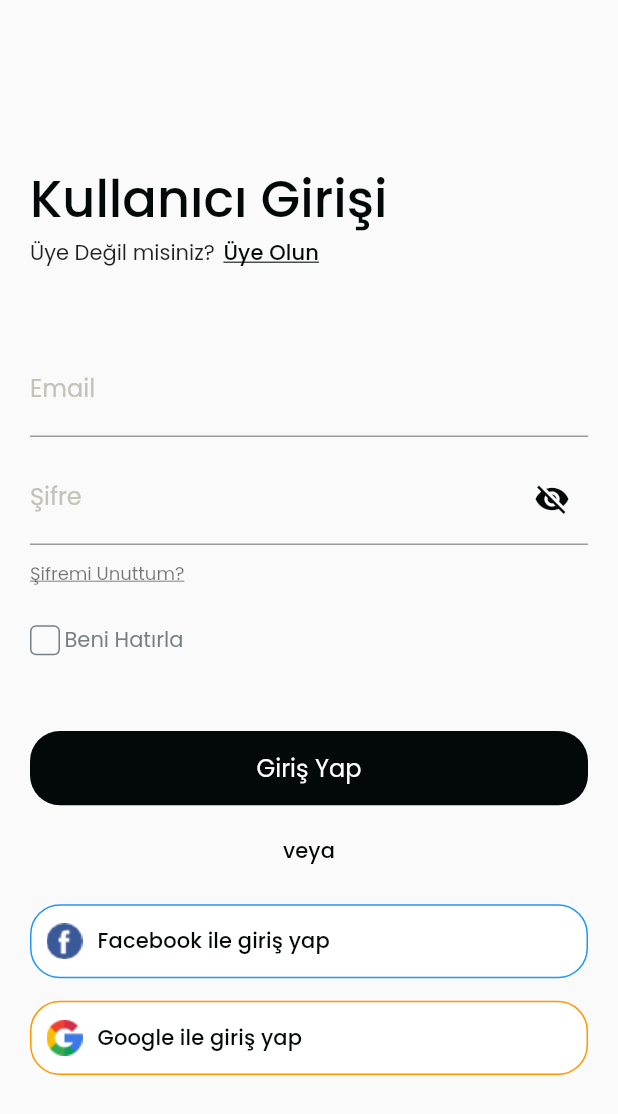
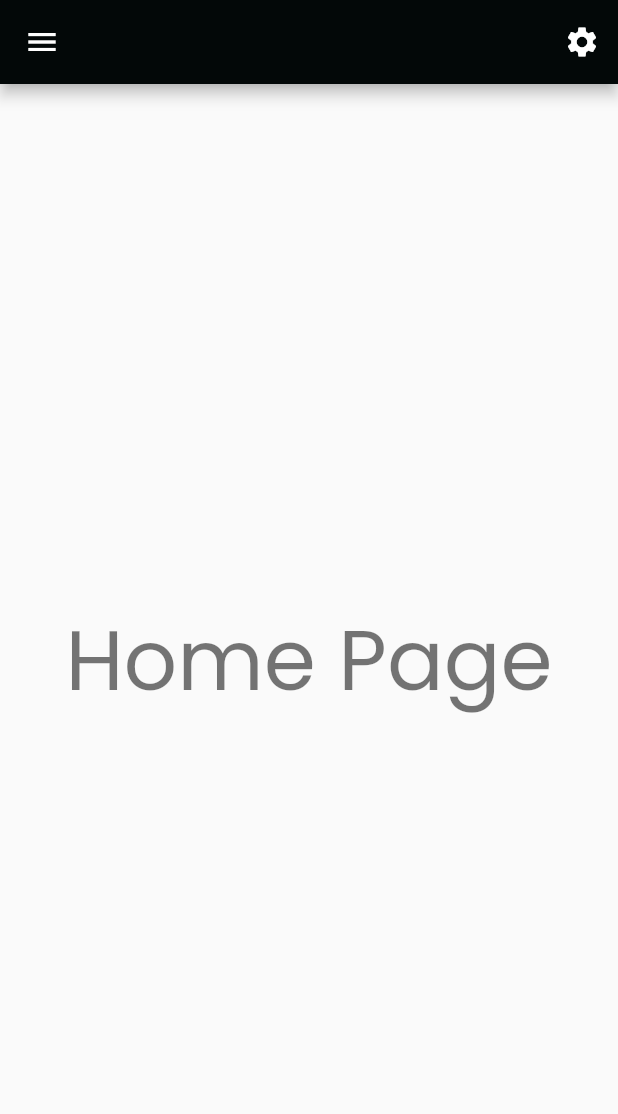
Before and after one commit to NefiseTnc/flutter_login_signup, a Flutter app: the LoginPage screen opened by its route, after a tap on "Giriş Yap", on a phone screen of 412 x 824 dp. Shown: the top 1114 px of the screen. Run offline on Flutter 3.47's test engine with Material 2 defaults, Android fonts, the phone set to English and light mode, and no system bars; our stand-ins replace google_fonts.

Commit message:
project updated

```diff
--- /dev/null
+++ b/lib/screens/home_page.dart
@@ -0,0 +1,31 @@
+import 'package:flutter/material.dart';
+import 'package:flutter_login_signup/utils/routes.dart';
+
+class HomePage extends StatelessWidget {
+  const HomePage({Key? key}) : super(key: key);
+
+  @override
+  Widget build(BuildContext context) {
+    return Scaffold(
+      appBar: AppBar(
+        leading: IconButton(
+          icon: const Icon(Icons.menu),
+          onPressed: () {},
+        ),
+        actions: [
+          IconButton(
+              onPressed: () {
+                Navigator.pushNamed(context, Routes.settingsPage);
+              },
+              icon: const Icon(Icons.settings))
+        ],
+      ),
+      body: Center(
+        child: Text(
+          'Home Page',
+          style: Theme.of(context).textTheme.headline2,
+        ),
+      ),
+    );
+  }
+}
--- a/lib/screens/login_page.dart
+++ b/lib/screens/login_page.dart
@@ -6,7 +6,6 @@ import 'widgets/custom_button.dart';
 import 'widgets/custom_checkbox.dart';
 import 'widgets/custom_textfield.dart';
 import 'widgets/social_media_button.dart';
-
 
 class LoginPage extends StatelessWidget {
   const LoginPage({Key? key}) : super(key: key);
@@ -54,7 +53,12 @@ class LoginPage extends StatelessWidget {
               const SizedBox(height: 25),
               const CustomCheckbox(text: 'Beni Hatırla'),
               const SizedBox(height: 50),
-              CustomButton(text: 'Giriş Yap', onTap: () {}),
+              CustomButton(
+                  text: 'Giriş Yap',
+                  onTap: () {
+                    Navigator.pushNamedAndRemoveUntil(
+                        context, Routes.homePage, (route) => false);
+                  }),
               const SizedBox(height: 20),
               Center(
                 child: Text(
--- a/lib/utils/routes.dart
+++ b/lib/utils/routes.dart
@@ -1,6 +1,40 @@
+import 'package:flutter/material.dart';
+import 'package:flutter_login_signup/screens/home_page.dart';
+import 'package:flutter_login_signup/screens/profile_settings_page.dart';
+import 'package:flutter_login_signup/screens/settings_page.dart';
+import 'package:flutter_login_signup/screens/social_media_page.dart';
+import 'package:flutter_login_signup/screens/theme_setting_page.dart';
+import '../screens/change_password_page.dart';
+import '../screens/login_page.dart';
+import '../screens/register_page.dart';
+import '../screens/reset_password_page.dart';
+
 class Routes {
-  static const String loginPage = '/login';
+  static const String loginPage = '/loginPage';
   static const String registerPage = '/registerPage';
-  static const String resetPasswordPage = '/resetPassword';
-  static const String changePasswordPage = '/changePassword';
+  static const String resetPasswordPage = '/resetPasswordPage';
+  static const String changePasswordPage = '/changePasswordPage';
+
+  static const String homePage = '/homePage';
+
+  static const String settingsPage = '/settingsPage';
+  static const String profileSettingsPage = '/profileSettingsPage';
+  static const String socialMediaPage = '/socialMediaPage';
+  static const String themeSettingPage = '/themeSettingPage';
+
+  static Map<String, Widget Function(BuildContext)> routes = {
+    Routes.loginPage: (_) => const LoginPage(),
+    Routes.registerPage: (_) => const RegisterPage(),
+    Routes.resetPasswordPage: (_) => const ResetPasswordPage(),
+    Routes.changePasswordPage: (_) => const ChangePasswordPage(),
+
+    Routes.homePage:(_)=>const HomePage(),
+
+    Routes.settingsPage: (_) => const SettingPage(),
+    Routes.profileSettingsPage: (_) => const ProfileSettingsPage(),
+    Routes.socialMediaPage: (_) => const SocialMediaPage(),
+    Routes.themeSettingPage: (_) => const ThemeSettingsPage(),
+
+
+  };
 }
```
Also changed, not shown: lib/main.dart (+10 -26 lines), lib/screens/error_page.dart (added, +21 -0 lines), lib/screens/profile_settings_page.dart (added, +10 -0 lines), lib/screens/settings_page.dart (added, +103 -0 lines), lib/screens/social_media_page.dart (added, +10 -0 lines), lib/screens/theme_setting_page.dart (added, +10 -0 lines), lib/screens/widgets/custom_dropdown_button.dart (added, +45 -0 lines), lib/screens/widgets/setting_item.dart (added, +27 -0 lines), lib/screens/widgets/setting_title.dart (added, +45 -0 lines), lib/screens/widgets/switch_button.dart (added, +41 -0 lines), lib/utils/colors.dart (line endings or trailing spaces).
